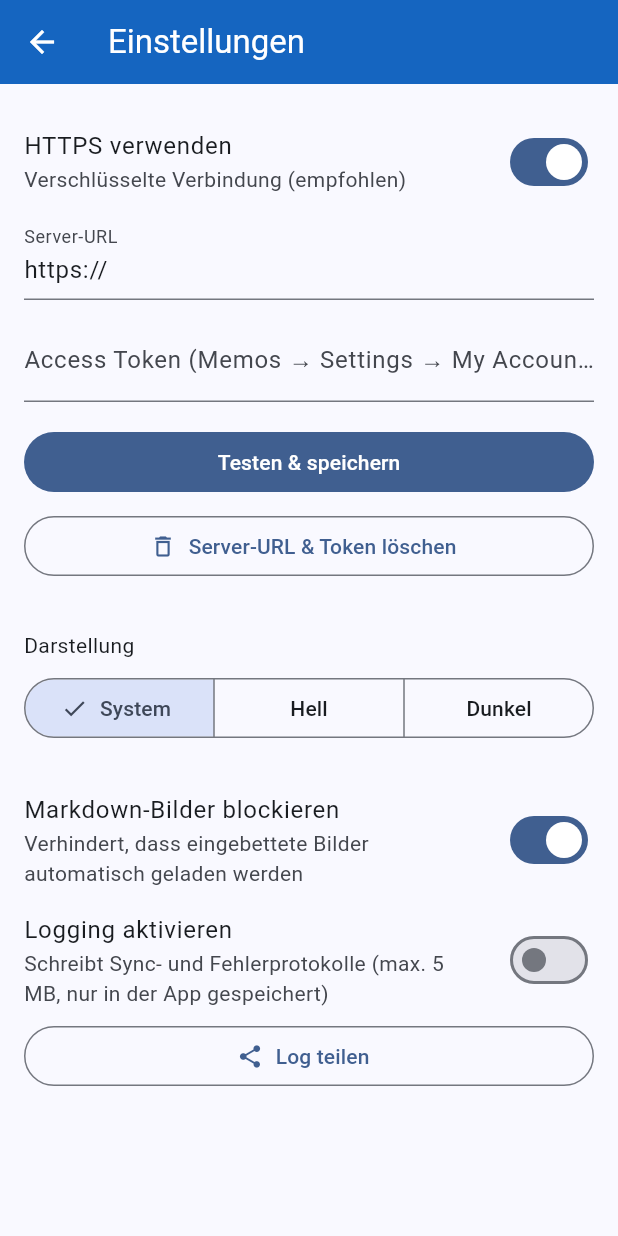
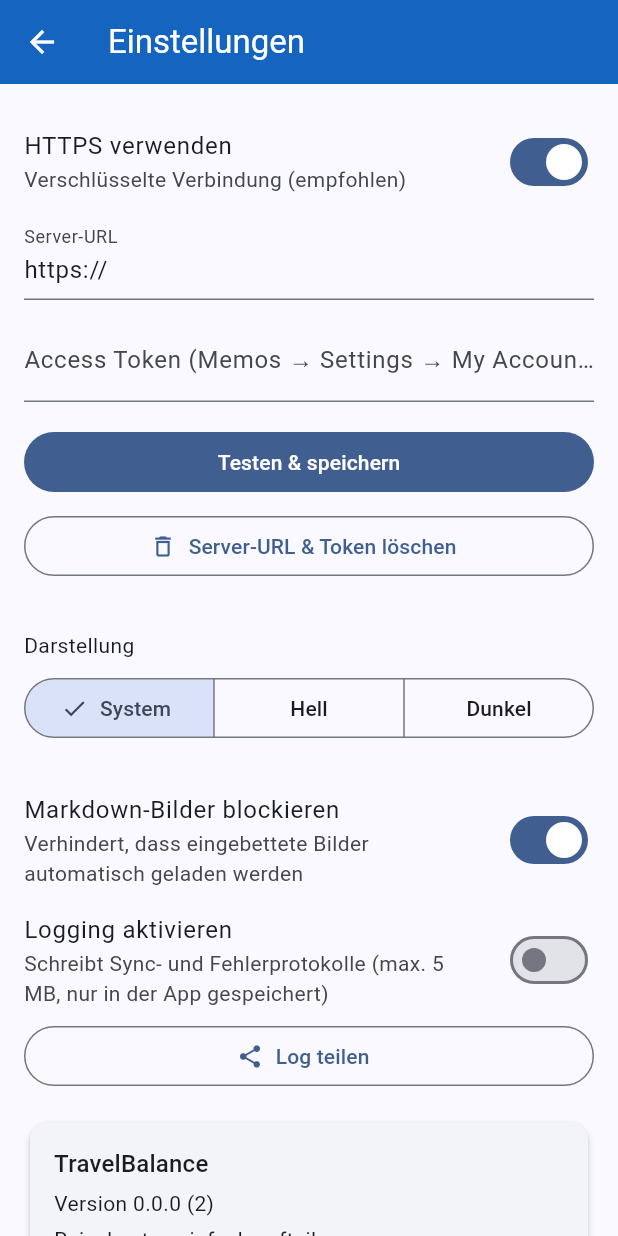
Before and after one commit to homehoster/meine_notizen, a Flutter app: the screen it shows after launch, after a tap on "Server & Token einrichten", on a phone screen of 412 x 824 dp. Run offline on Flutter 3.47's test engine with Material 3 defaults, Android fonts, the phone set to English and light mode, and no system bars; our stand-ins replace audioplayers, file_picker, flutter_markdown_plus, flutter_secure_storage, geolocator, image_picker and 3 more; missing offline and left inert: home_widget, record.

Commit message:
Anzeige AppVersion

```diff
--- a/lib/screens/settings_screen.dart
+++ b/lib/screens/settings_screen.dart
@@ -3,6 +3,7 @@ import 'package:provider/provider.dart';
 
 import '../services/log.dart';
 import '../state/app_state.dart';
+import '../widgets/app_version_text.dart';
 
 class SettingsScreen extends StatefulWidget {
   const SettingsScreen({super.key});
@@ -234,6 +235,25 @@ class _SettingsScreenState extends State<SettingsScreen> {
               }
             },
           ),
+          const SizedBox(height: 16),
+          Card(
+            child: Padding(
+              padding: const EdgeInsets.all(16),
+              child: Column(
+                crossAxisAlignment: CrossAxisAlignment.start,
+                children: [
+                  Text(
+                    'TravelBalance',
+                    style: Theme.of(context).textTheme.titleMedium,
+                  ),
+                  const SizedBox(height: 4),
+                  const AppVersionText(),
+                  const SizedBox(height: 4),
+                  const Text('Reisekosten einfach aufteilen.'),
+                ],
+              ),
+            ),
+          ),
         ],
       ),
     );
--- /dev/null
+++ b/lib/widgets/app_version_text.dart
@@ -0,0 +1,31 @@
+import 'package:flutter/material.dart';
+import 'package:package_info_plus/package_info_plus.dart';
+
+class AppVersionText extends StatelessWidget {
+  final bool showBuild;
+  final String prefix;
+  final TextStyle? style;
+  const AppVersionText({
+    super.key,
+    this.showBuild = true,
+    this.prefix = 'Version ',
+    this.style,
+  });
+
+  // einmal laden, danach aus dem Cache
+  static final Future<PackageInfo> _info = PackageInfo.fromPlatform();
+
+  @override
+  Widget build(BuildContext context) {
+    return FutureBuilder<PackageInfo>(
+      future: _info,
+      builder: (context, snap) {
+        final i = snap.data;
+        final text = i == null
+            ? '$prefix…'
+            : '$prefix${i.version}${showBuild ? ' (${i.buildNumber})' : ''}';
+        return Text(text, style: style);
+      },
+    );
+  }
+}
```
Also changed, not shown: lib/screens/home_screen.dart (+45 -20 lines), 3 other files.
